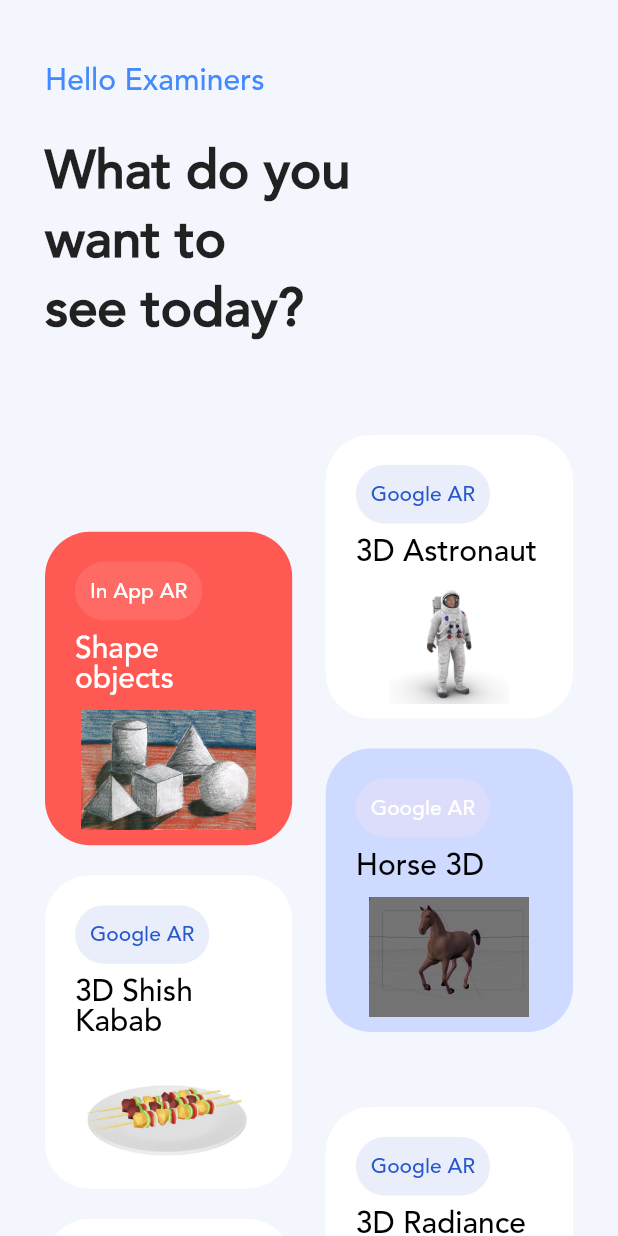
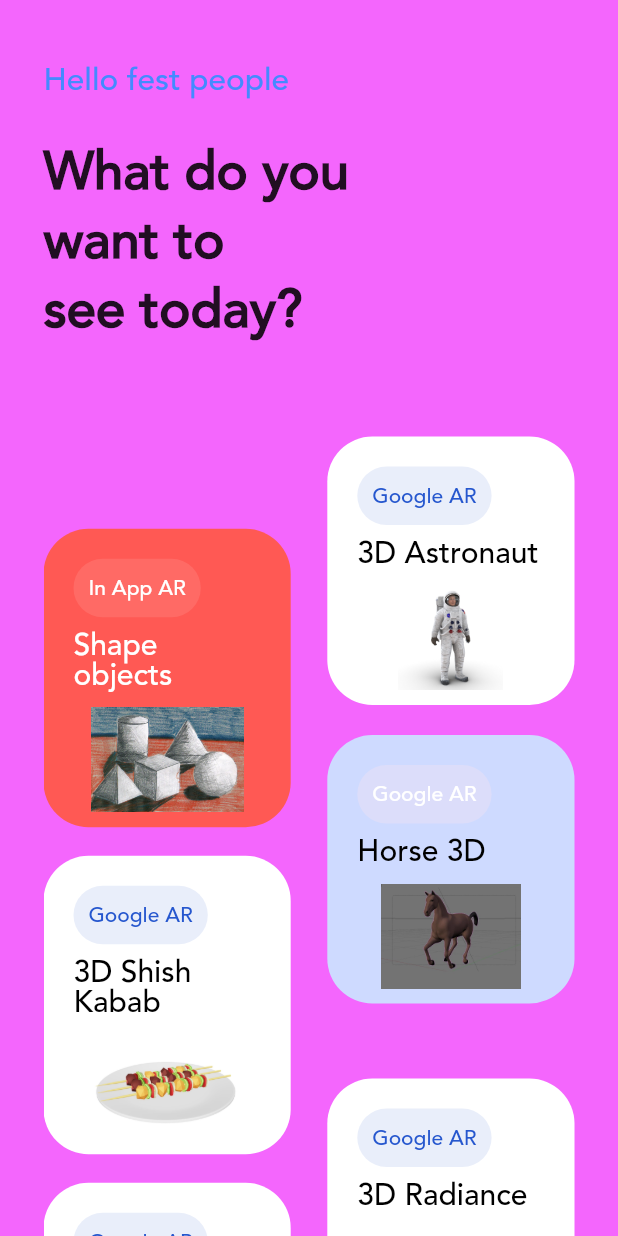
Before and after one commit to Manthan-tech/AR-View-App, a Flutter app: the mainPage screen opened directly, on a phone screen of 412 x 824 dp. Run offline on Flutter 3.47's test engine with Material 2 defaults, Android fonts, the phone set to English and light mode, and no system bars; missing offline and left inert: arcore_flutter_plugin, model_viewer.

Commit message:
Update MainPage.dart
rwt

```diff
--- a/lib/MainPage.dart
+++ b/lib/MainPage.dart
@@ -22,17 +22,17 @@ class _mainPageState extends State<mainPage> {
   @override
   Widget build(BuildContext context) {
     return Scaffold(
-      backgroundColor: Color(0xfff4f6fd),
+      backgroundColor: Color(0xfff466fd),
       body: Container(
-        padding: EdgeInsets.only(top: 40, left: 30, right: 30),
+        padding: EdgeInsets.only(top: 39, left: 29, right: 29),
         child: Column(
           crossAxisAlignment: CrossAxisAlignment.start,
           children: <Widget>[
             Row(
               mainAxisAlignment: MainAxisAlignment.spaceBetween,
               children: <Widget>[
-                Text("Hello Examiners", style: TextStyle(
-                  fontSize: 20,
+                Text("Hello fest people", style: TextStyle(
+                  fontSize: 21,
                   color: Colors.blueAccent
                 ),),
                          ],
@@ -57,13 +57,13 @@ class _mainPageState extends State<mainPage> {
                         mainAxisAlignment: MainAxisAlignment.spaceBetween,
                         children: <Widget>[
                           courseWidget('In App AR', 'Shape objects', 'assets/image/color-shadowsweb1.jpg', Color(0xffff6a65), Color(0xffff5954), 'https://modelviewer.dev/shared-assets/models/Astronaut.glb', true),
-                          SizedBox(height: 20,),
+                          SizedBox(height: 19,),
                           courseWidget('Google AR', '3D Shish Kabab', 'assets/image/kabab.jpeg', Color(0xffe9eefa), Colors.white, 'https://tempcssmanthan.s3.us-east-2.amazonaws.com/shishkebab.glb', false),
-                          SizedBox(height: 20,),
+                          SizedBox(height: 19,),
                           courseWidget('Google AR', 'PBR Sphere', 'assets/image/balls.jpeg', Color(0xffe9eefa), Colors.white, 'https://tempcssmanthan.s3.us-east-2.amazonaws.com/pbr-spheres.glb', false),
-                          SizedBox(height: 20,),
+                          SizedBox(height: 19,),
                           courseWidget('Google AR', 'Alpha Blend Litmus', 'assets/image/alpha.jpeg', Color(0xffe9eefa), Colors.white, 'https://tempcssmanthan.s3.us-east-2.amazonaws.com/alpha-blend-litmus.glb', false),
-                          SizedBox(height: 20,),
+                          SizedBox(height: 19,),
                           courseWidget('Google AR', 'Robot Expressive', 'assets/image/robo.jpeg', Color(0xffe9eefa), Colors.white, 'https://tempcssmanthan.s3.us-east-2.amazonaws.com/RobotExpressive.glb', false),
                         ],
                       ),
@@ -147,7 +147,7 @@ class _mainPageState extends State<mainPage> {
             Hero(
               tag: '$img',
               child: Container(
-                height: 80,
+                height: 70,
                 decoration: BoxDecoration(
                   image: DecorationImage(
                     image: AssetImage('$img'),
```
